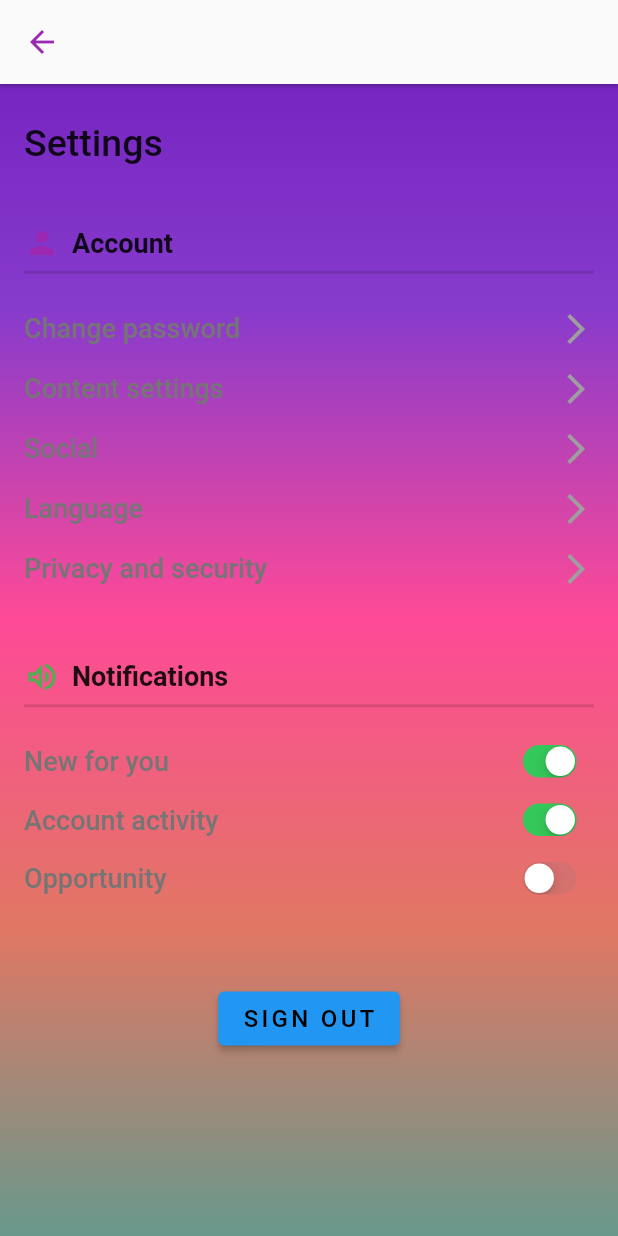
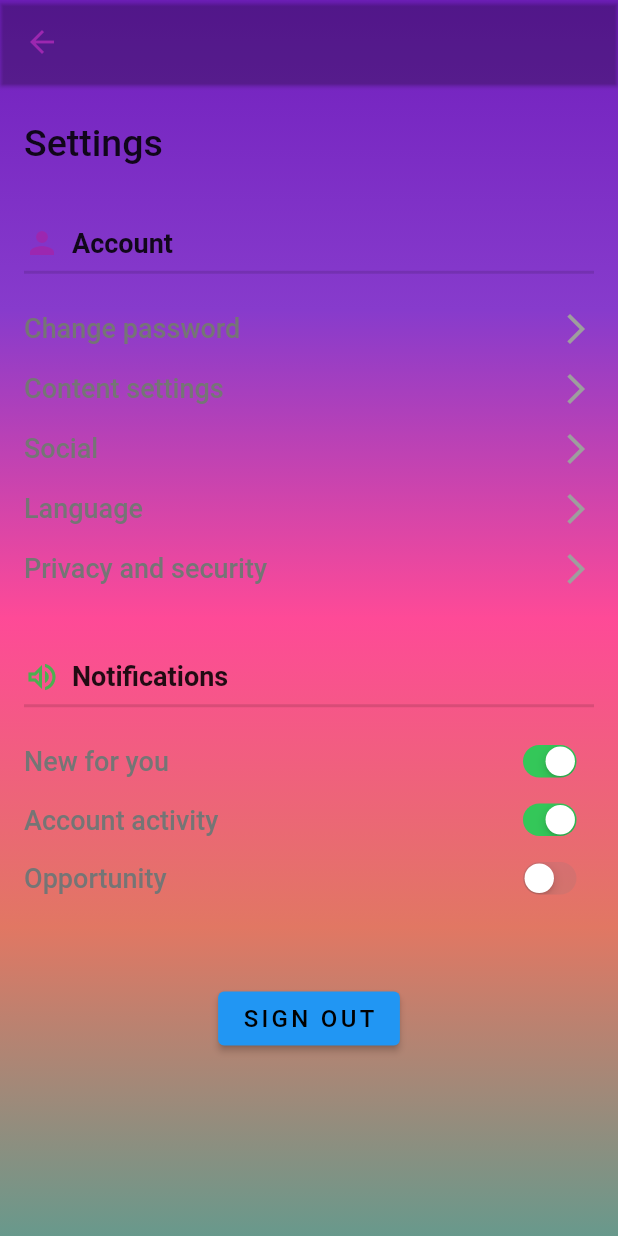
Before and after one commit to GroupHWS/welive_final_rc, a Flutter app: the SettingsPage screen opened by its route, on a phone screen of 412 x 824 dp. Run offline on Flutter 3.47's test engine with Material 2 defaults, Android fonts, the light colour scheme and no system bars; our stand-ins replace cloud_firestore, firebase_auth, firebase_core, firebase_storage, google_fonts, image_picker and 2 more; accounts and stored records are empty; network calls fail.

Commit message:
Update user_ui.dart
final submission review

```diff
--- a/lib/userprofile/user_ui.dart
+++ b/lib/userprofile/user_ui.dart
@@ -28,7 +28,7 @@ class _SettingsPageState extends State<SettingsPage> {
       child: Scaffold(
         backgroundColor: Colors.transparent,
         appBar: AppBar(
-          backgroundColor: Theme.of(context).scaffoldBackgroundColor,
+          backgroundColor: Colors.transparent,
           elevation: 1,
           leading: IconButton(
             onPressed: () {
```
